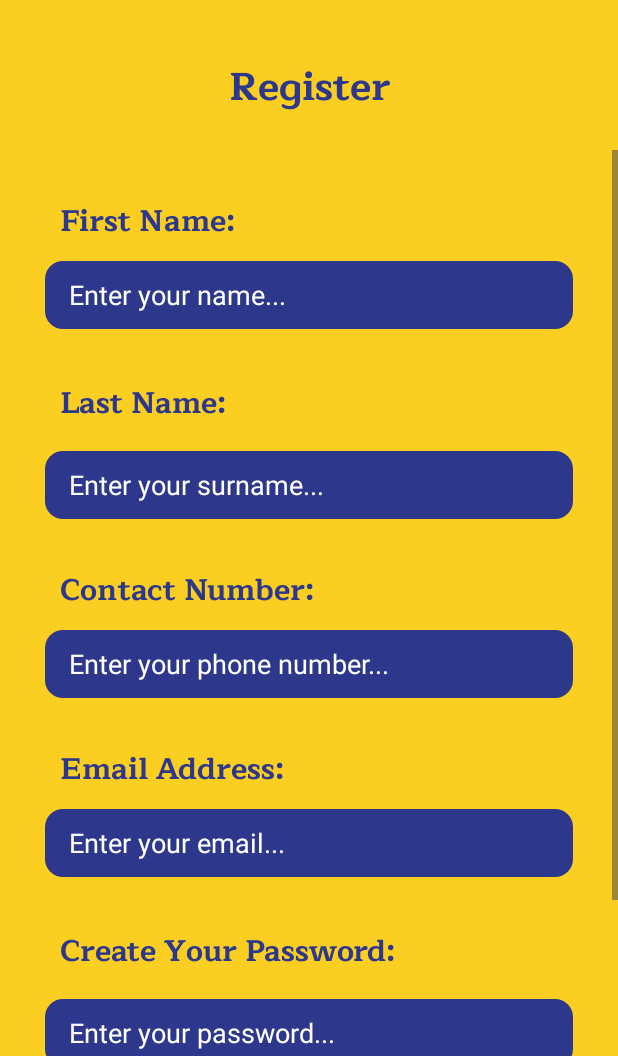
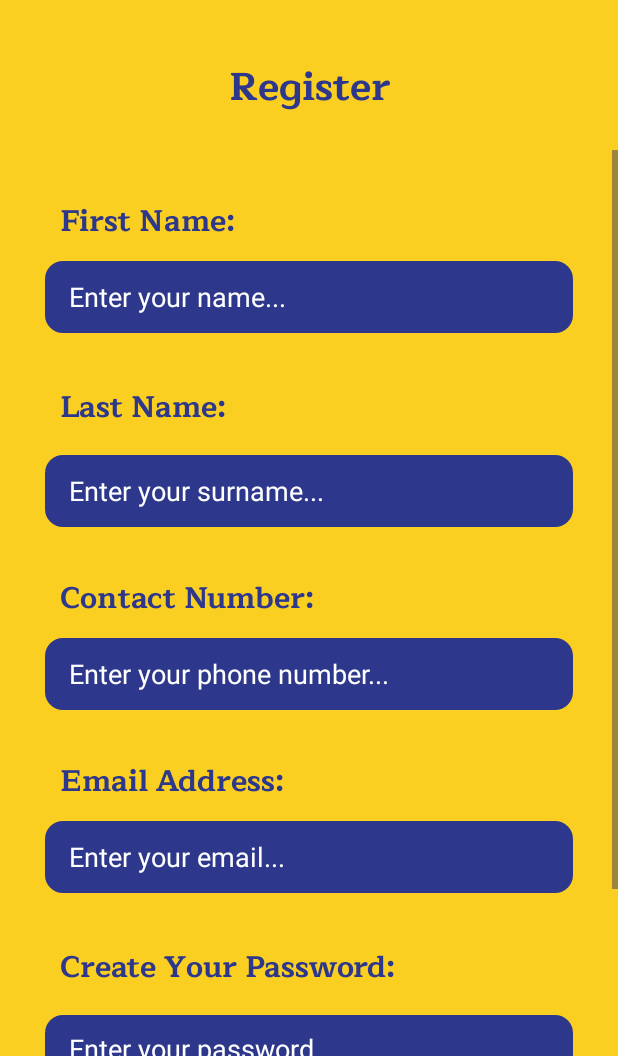
Before and after one commit to InfinityandBeyondSolutions/ANTCiustomDriver, an Android app: the Register screen opened directly, with no data from a screen before it, on a phone screen of 412 x 824 dp, the part 180-1236 px from its top. Run offline under Robolectric (Android 15) with nearby library versions, the phone set to English and light mode, and no system bars; our stand-ins replace Firebase (no records; nobody signed in at launch, a user with empty details on screens opened directly).

Commit message:
Sorted and linked all previous features , login and register now works

```diff
--- a/app/build.gradle.kts
+++ b/app/build.gradle.kts
@@ -8,6 +8,10 @@ android {
     namespace = "com.ibs.ibs_antdrivers"
     compileSdk = 35
 
+    buildFeatures {
+        buildConfig = true
+    }
+
     defaultConfig {
         applicationId = "com.ibs.ibs_antdrivers"
         minSdk = 27
@@ -16,6 +20,8 @@ android {
         versionName = "1.0"
 
         testInstrumentationRunner = "androidx.test.runner.AndroidJUnitRunner"
+
+        buildConfigField("String", "EMPLOYEE", "\"E2M7P0L3O2Y0E2E5#\"")
     }
 
     buildTypes {
--- a/app/src/main/java/com/ibs/ibs_antdrivers/LoginActivity.kt
+++ b/app/src/main/java/com/ibs/ibs_antdrivers/Login.kt
@@ -39,7 +39,7 @@ class Login : AppCompatActivity() {
         auth = FirebaseAuth.getInstance()
 
         register.setOnClickListener {
-            val intent = Intent(this@Login, RegisterActivity::class.java)
+            val intent = Intent(this@Login, Register::class.java)
             startActivity(intent)
             finish()
         }
--- a/app/src/main/java/com/ibs/ibs_antdrivers/RegisterActivity.kt
+++ b/app/src/main/java/com/ibs/ibs_antdrivers/Register.kt
@@ -15,7 +15,7 @@ import com.google.firebase.database.DatabaseReference
 import com.google.firebase.database.FirebaseDatabase
 
 
-class RegisterActivity : AppCompatActivity() {
+class Register : AppCompatActivity() {
 
     private lateinit var database: DatabaseReference
     private lateinit var firstName: EditText
@@ -27,11 +27,7 @@ class RegisterActivity : AppCompatActivity() {
     private lateinit var auth: FirebaseAuth
     private lateinit var db: FirebaseDatabase
 
-    /*val adminPrefix = BuildConfig.ADMIN_PREFIX
-    val employeePrefix = BuildConfig.EMPLOYEE_PREFIX*/
-
-    val adminPrefix: String = BuildConfig.ADMIN_PREFIX
-    val employeePrefix: String = BuildConfig.EMPLOYEE_PREFIX
+    val employee: String = BuildConfig.EMPLOYEE
 
 
     override fun onCreate(savedInstanceState: Bundle?) {
@@ -66,14 +62,11 @@ class RegisterActivity : AppCompatActivity() {
             val actualPassword: String
 
             when {
-                fullPassword.startsWith(adminPrefix) -> {
-                    role = "admin"
-                    actualPassword = fullPassword.removePrefix(adminPrefix)
-                }
 
-                fullPassword.startsWith(employeePrefix) -> {
+
+                fullPassword.startsWith(employee) -> {
                     role = "employee"
-                    actualPassword = fullPassword.removePrefix(employeePrefix)
+                    actualPassword = fullPassword.removePrefix(employee)
                 }
 
                 else -> {
--- a/app/src/main/res/layout/activity_register.xml
+++ b/app/src/main/res/layout/activity_register.xml
@@ -1,5 +1,4 @@
-
-    <?xml version="1.0" encoding="utf-8"?>
+<?xml version="1.0" encoding="utf-8"?>
 <androidx.constraintlayout.widget.ConstraintLayout xmlns:android="http://schemas.android.com/apk/res/android"
     xmlns:app="http://schemas.android.com/apk/res-auto"
     xmlns:tools="http://schemas.android.com/tools"
@@ -7,7 +6,7 @@
     android:layout_width="match_parent"
     android:layout_height="match_parent"
     android:background="@color/antyellow"
-    tools:context=".RegisterActivity">
+    tools:context="com.ibs.ibs_antdrivers.Register">
 
     <ImageView
         android:id="@+id/logoImage"
@@ -68,17 +67,17 @@
             <EditText
                 android:id="@+id/regFName"
                 android:layout_width="match_parent"
-                android:layout_height="45dp"
+                android:layout_height="48dp"
                 android:layout_marginStart="30dp"
                 android:layout_marginEnd="30dp"
                 android:layout_marginBottom="12dp"
-                android:hint="Enter your name..."
                 android:background="@drawable/blueroundtextbox"
                 android:backgroundTint="@color/navyblue"
+                android:hint="Enter your name..."
+                android:inputType="textEmailAddress"
+                android:paddingHorizontal="16dp"
                 android:textColor="@android:color/white"
-                android:textColorHint="@color/white"
-                android:paddingHorizontal="16dp"
-                android:inputType="textEmailAddress"/>
+                android:textColorHint="@color/white" />
 
             <TextView
                 android:id="@+id/lastname"
@@ -97,15 +96,15 @@
             <EditText
                 android:id="@+id/regLastName"
                 android:layout_width="match_parent"
-                android:layout_height="45dp"
+                android:layout_height="48dp"
                 android:layout_marginStart="30dp"
                 android:layout_marginEnd="30dp"
+                android:background="@drawable/blueroundtextbox"
                 android:hint="Enter your surname..."
                 android:inputType="text"
-                android:background="@drawable/blueroundtextbox"
+                android:paddingHorizontal="16dp"
                 android:textColor="@android:color/white"
-                android:textColorHint="@color/white"
-                android:paddingHorizontal="16dp" />
+                android:textColorHint="@color/white" />
             <TextView
                 android:id="@+id/phoneNumber"
                 android:layout_width="wrap_content"
@@ -122,15 +121,15 @@
             <EditText
                 android:id="@+id/regPhoneNumber"
                 android:layout_width="match_parent"
-                android:layout_height="45dp"
+                android:layout_height="48dp"
                 android:layout_marginStart="30dp"
                 android:layout_marginEnd="30dp"
+                android:background="@drawable/blueroundtextbox"
                 android:hint="Enter your phone number..."
                 android:inputType="text"
-                android:background="@drawable/blueroundtextbox"
+                android:paddingHorizontal="16dp"
                 android:textColor="@android:color/white"
-                android:textColorHint="@color/white"
-                android:paddingHorizontal="16dp" />
+                android:textColorHint="@color/white" />
 
             <TextView
                 android:id="@+id/usernameLabel"
@@ -148,17 +147,17 @@
             <EditText
                 android:id="@+id/regEmail"
                 android:layout_width="match_parent"
-                android:layout_height="45dp"
+                android:layout_height="48dp"
                 android:layout_marginStart="30dp"
                 android:layout_marginEnd="30dp"
                 android:layout_marginBottom="12dp"
-                android:hint="Enter your email..."
                 android:background="@drawable/blueroundtextbox"
                 android:backgroundTint="@color/navyblue"
+                android:hint="Enter your email..."
+                android:inputType="textEmailAddress"
+                android:paddingHorizontal="16dp"
                 android:textColor="@android:color/white"
-                android:textColorHint="@color/white"
-                android:paddingHorizontal="16dp"
-                android:inputType="textEmailAddress"/>
+                android:textColorHint="@color/white" />
 
             <TextView
                 android:id="@+id/passwordLabel"
--- /dev/null
+++ b/app/src/main/res/values/ic_launcher_background.xml
@@ -0,0 +1,4 @@
+<?xml version="1.0" encoding="utf-8"?>
+<resources>
+    <color name="ic_launcher_background">#FFFFFF</color>
+</resources>
--- a/app/src/main/res/values/themes.xml
+++ b/app/src/main/res/values/themes.xml
@@ -1,9 +1,26 @@
-<resources xmlns:tools="http://schemas.android.com/tools">
-    <!-- Base application theme. -->
-    <style name="Base.Theme.ANTCustomAppDrivers" parent="Theme.Material3.DayNight.NoActionBar">
-        <!-- Customize your light theme here. -->
-        <!-- <item name="colorPrimary">@color/my_light_primary</item> -->
-    </style>
+<resources>
+<!-- Your main app theme -->
+<style name="Theme.ANTCustomAppDrivers" parent="Theme.Material3.DayNight.NoActionBar">
+    <!-- Customize your app theme here -->
+    <item name="android:windowBackground">@color/white</item>
+</style>
 
-    <style name="Theme.ANTCustomAppDrivers" parent="Base.Theme.ANTCustomAppDrivers" />
+<!-- SplashScreen theme (for Android 12+) -->
+<style name="Theme.ANTCustomAppDrivers.Splash" parent="Theme.SplashScreen">
+    <!-- Set the background color -->
+    <item name="windowSplashScreenBackground">@color/white</item>
+
+    <!-- Remove the title bar -->
+    <item name="android:windowNoTitle">true</item>
+    <item name="android:windowFullscreen">true</item>
+
+    <!-- Set the splash screen icon -->
+    <item name="windowSplashScreenAnimatedIcon">@drawable/avd_acenutlogo</item>
+
+    <!-- Optional: duration of animation -->
+    <item name="windowSplashScreenAnimationDuration">3500</item>
+
+    <!-- Set the theme that takes over after splash -->
+    <item name="postSplashScreenTheme">@style/Theme.ANTCustomAppDrivers</item>
+</style>
 </resources>
--- a/gradle.properties
+++ b/gradle.properties
@@ -21,3 +21,4 @@ kotlin.code.style=official
 # resources declared in the library itself and none from the library's dependencies,
 # thereby reducing the size of the R class for that library
 android.nonTransitiveRClass=true
+EMPLOYEE=E2M7P0L3O2Y0E2E5#
```
Also changed, not shown: app/src/main/AndroidManifest.xml (+12 -4 lines), app/src/main/java/com/ibs/ibs_antdrivers/SplashScreen.kt (added, +29 -0 lines), app/src/main/res/layout/activity_login.xml (+3 -4 lines), app/src/main/res/layout/activity_main.xml (+40 -5 lines), app/src/main/res/layout/activity_splash_screen.xml (added, +17 -0 lines), app/src/main/res/values/styles.xml (added, +12 -0 lines).
